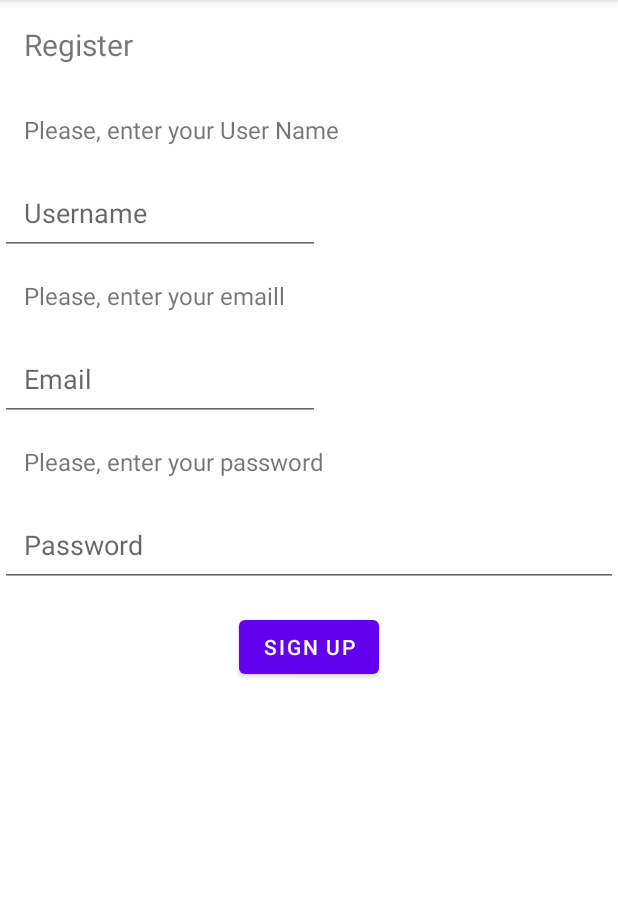
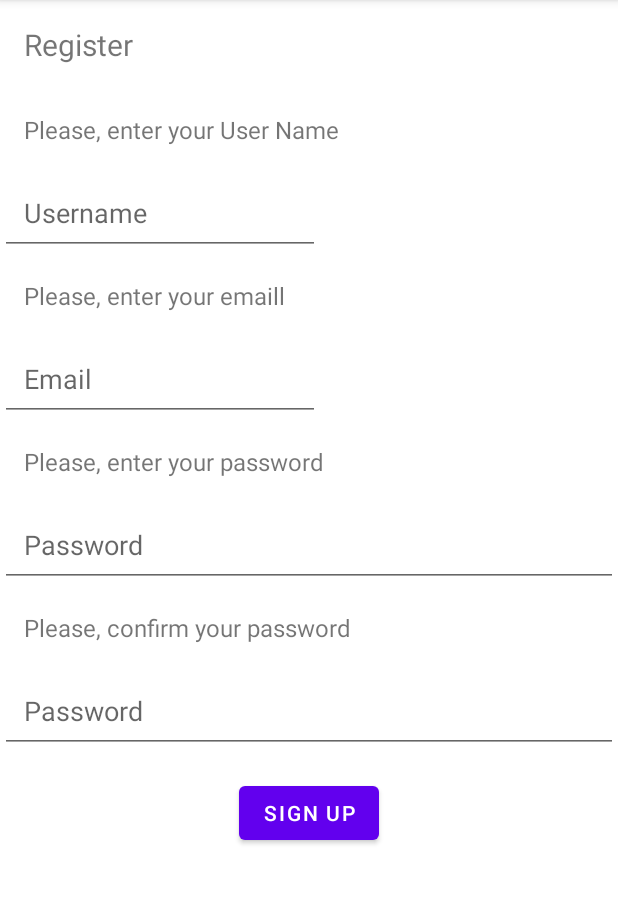
Before and after one commit to juanpalegre/InspireUs, an Android app: the SignUpFragment screen opened through its navigation route, on a phone screen of 412 x 824 dp, the part 84-988 px from its top. Run offline under Robolectric (Android 15) with nearby library versions, the phone set to English and light mode, and no system bars; our stand-ins replace Firebase (no records; nobody signed in at launch, a user with empty details on screens opened directly).

Commit message:
signIn with firebaseAuth realized. update signUp fragment and xml.

```diff
--- a/app/src/main/java/com/example/inspireus/data/remote/UserDataSource.kt
+++ /dev/null
@@ -1,4 +0,0 @@
-package com.example.inspireus.data.remote
-
-class UserDataSource {
-}
--- a/app/src/main/java/com/example/inspireus/domain/LoginRepository.kt
+++ /dev/null
@@ -1,4 +0,0 @@
-package com.example.inspireus.domain
-
-interface LoginRepository {
-}
--- a/app/src/main/java/com/example/inspireus/domain/LoginRepositoryImplement.kt
+++ /dev/null
@@ -1,4 +0,0 @@
-package com.example.inspireus.domain
-
-class LoginRepositoryImplement {
-}
--- a/app/src/main/java/com/example/inspireus/ui/fragments/LoginFragment.kt
+++ b/app/src/main/java/com/example/inspireus/ui/fragments/LoginFragment.kt
@@ -4,22 +4,78 @@ import android.content.Intent
 import android.os.Bundle
 import androidx.fragment.app.Fragment
 import android.view.View
+import android.widget.Toast
+import androidx.fragment.app.viewModels
+import androidx.lifecycle.Observer
+import androidx.navigation.fragment.findNavController
 import com.example.inspireus.R
+import com.example.inspireus.data.remote.AuthDataSource
 import com.example.inspireus.databinding.FragmentLoginBinding
+import com.example.inspireus.domain.AuthRepositoryImplement
+import com.example.inspireus.presentation.LoginViewModel
+import com.example.inspireus.presentation.LoginViewModelFactory
 import com.example.inspireus.ui.MainActivity
+import com.example.inspireus.utils.Resource
+import com.google.firebase.auth.FirebaseAuth
 
 
 class LoginFragment : Fragment(R.layout.fragment_login) {
 
     private lateinit var binding: FragmentLoginBinding
+    private val firebaseAuth by lazy { FirebaseAuth.getInstance() }
+    private val viewModel by viewModels<LoginViewModel> { LoginViewModelFactory(AuthRepositoryImplement(
+        AuthDataSource()
+    )) }
 
     override fun onViewCreated(view: View, savedInstanceState: Bundle?) {
         super.onViewCreated(view, savedInstanceState)
         binding = FragmentLoginBinding.bind(view)
+        goToSignUpPage()
+        doLogin()
+    }
 
+    private fun goToSignUpPage(){
+        binding.btnSingup.setOnClickListener {
+            findNavController().navigate(R.id.action_loginFragment_to_signUpFragment)
+        }
+    }
+
+    private fun doLogin(){
         binding.btnLogin.setOnClickListener {
-            val intent = Intent(requireContext(), MainActivity::class.java)
-            startActivity(intent)
+            val email = binding.etEmail.text.toString().trim()
+            val password = binding.etPassword.text.toString().trim()
+            validateCredentials(email, password)
+            signIn(email, password)
+        }
+    }
+
+    private fun signIn(email: String, password: String) {
+
+        viewModel.signIn(email, password).observe(viewLifecycleOwner, Observer {result->
+            when(result){
+                is Resource.Loading -> {
+                    //binding.btnLogin.isEnabled = false
+                }
+                is Resource.Success -> {
+                    //binding.btnLogin.isEnabled = true
+                    val intent = Intent(requireContext(), MainActivity::class.java)
+                    startActivity(intent)
+                }
+                is Resource.Failure -> {
+                    Toast.makeText(requireContext(), "Usuario no registrado", Toast.LENGTH_SHORT).show()
+                }
+            }
+        })
+    }
+
+    private fun validateCredentials(email: String, password: String) {
+        if (email.isEmpty()){
+            binding.etEmail.error = "Debe ingresar un email válido"
+            return
+            }
+        if (password.isEmpty()){
+            binding.etPassword.error = "Debe ingresar un password válido"
+            return
         }
     }
 
--- a/app/src/main/res/layout/fragment_login.xml
+++ b/app/src/main/res/layout/fragment_login.xml
@@ -64,7 +64,7 @@
             android:layout_margin="8dp"/>
 
         <Button
-            android:id="@+id/txt_singup"
+            android:id="@+id/btn_singup"
             android:layout_width="wrap_content"
             android:layout_height="wrap_content"
             android:layout_weight="1"
--- a/app/src/main/res/layout/fragment_sign_up.xml
+++ b/app/src/main/res/layout/fragment_sign_up.xml
@@ -15,7 +15,6 @@
         android:text="Register"
         android:padding="16dp"
         android:textSize="20sp"/>
-
 
     <TextView
         android:id="@+id/txt_username"
@@ -67,7 +66,25 @@
         android:inputType="textPassword"
         android:padding="16dp"/>
 
+    <TextView
+        android:id="@+id/txt_repeat_password"
+        android:layout_width="match_parent"
+        android:layout_height="wrap_content"
+        android:text="Please, confirm your password"
+        android:padding="16dp"
+        android:textSize="16sp"/>
+
+    <EditText
+        android:id="@+id/et_confirm_password"
+        android:layout_width="match_parent"
+        android:layout_height="wrap_content"
+        android:ems="10"
+        android:hint="Password"
+        android:inputType="textPassword"
+        android:padding="16dp"/>
+
     <Button
+        android:id="@+id/btn_signUp"
         android:layout_width="wrap_content"
         android:layout_height="wrap_content"
         android:layout_gravity="center"
```
Also changed, not shown: app/src/main/java/com/example/inspireus/data/remote/AuthDataSource.kt (added, +15 -0 lines), app/src/main/java/com/example/inspireus/domain/AuthRepository.kt (added, +11 -0 lines), app/src/main/java/com/example/inspireus/domain/AuthRepositoryImplement.kt (added, +13 -0 lines), app/src/main/java/com/example/inspireus/presentation/LoginViewModel.kt (+24 -1 lines), app/src/main/java/com/example/inspireus/ui/fragments/SignUpFragment.kt (+28 -0 lines).
